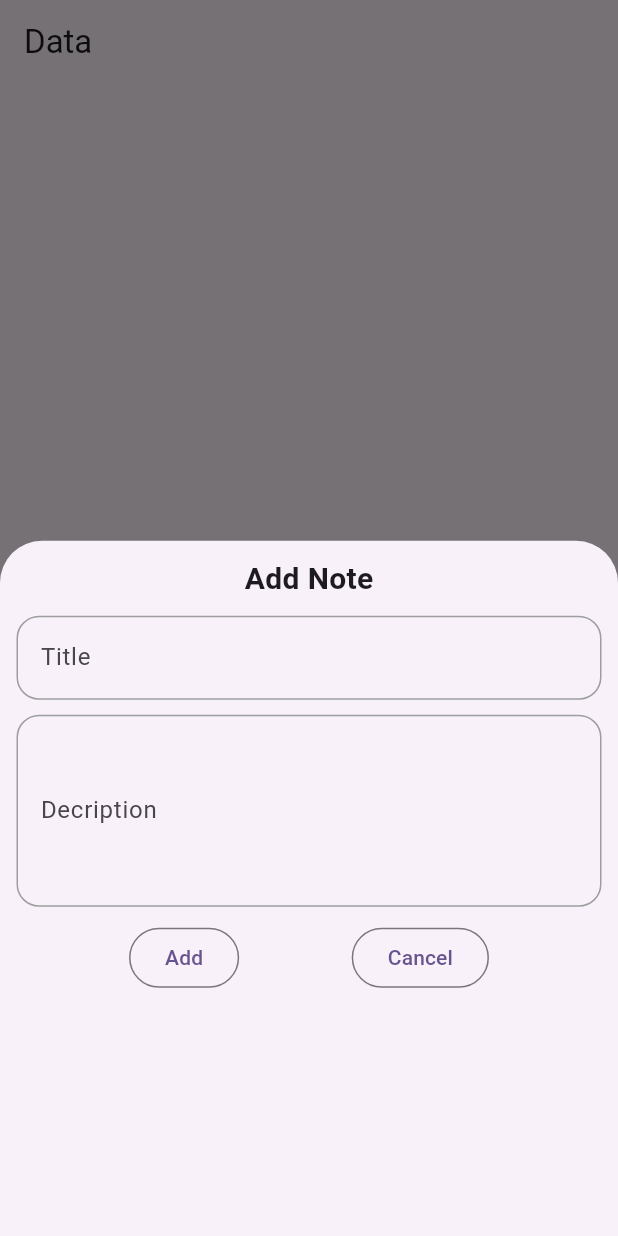
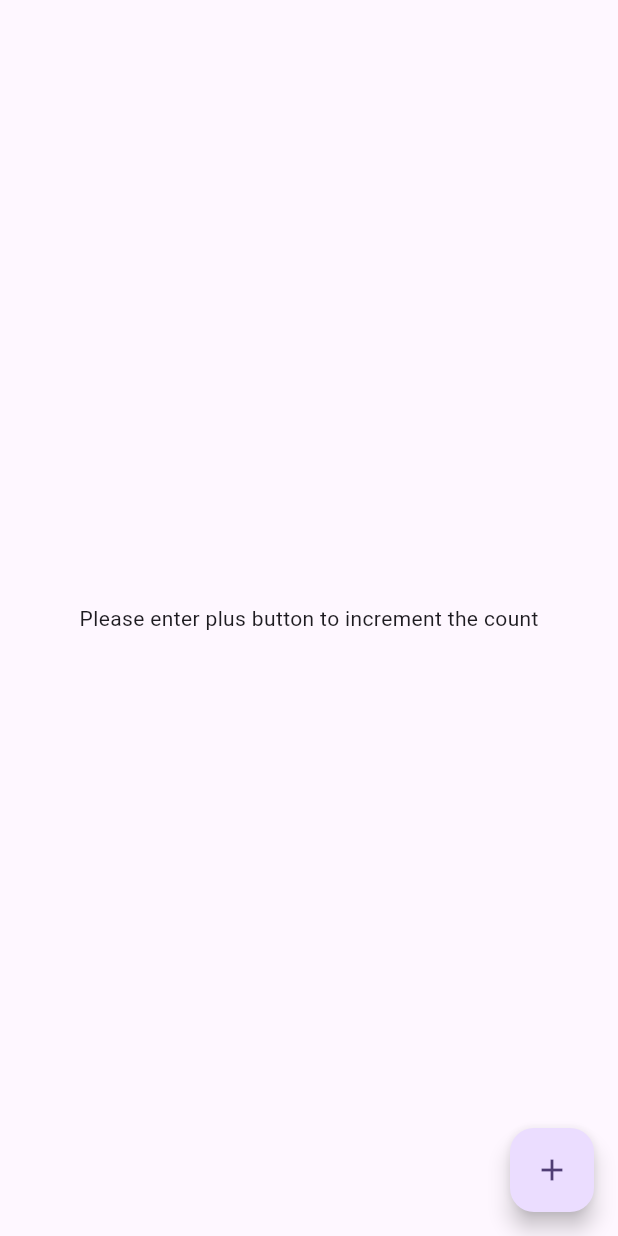
Before and after one commit to Nishan202/practice_application, a Flutter app: the screen it shows after launch, after a tap on the "add" icon, on a phone screen of 412 x 824 dp. Run offline on Flutter 3.47's test engine with Material 3 defaults, Android fonts, the phone set to English and light mode, and no system bars; our stand-ins replace sqflite; accounts and stored records are empty.

Commit message:
state management with provider - first class

```diff
--- /dev/null
+++ b/lib/Screens/count_increment.dart
@@ -0,0 +1,23 @@
+import 'package:flutter/material.dart';
+import 'package:practice_application/state_management/data_provider.dart';
+import 'package:provider/provider.dart';
+
+class CountIncrement extends StatelessWidget {
+  const CountIncrement({super.key});
+
+  @override
+  Widget build(BuildContext context) {
+    return Scaffold(
+      body: Center(
+        // listen / observe / watch
+        child: Text("Please enter plus button to increment the count"),
+      ),
+      floatingActionButton: FloatingActionButton(
+        onPressed: () {
+          Provider.of<DataProvider>(context, listen: false).valueIncrement();
+        },
+        child: const Icon(Icons.add),
+      ),
+    );
+  }
+}
--- /dev/null
+++ b/lib/Screens/counter.dart
@@ -0,0 +1,21 @@
+import 'package:flutter/material.dart';
+import 'package:practice_application/Screens/count_increment.dart';
+import 'package:practice_application/state_management/data_provider.dart';
+import 'package:provider/provider.dart';
+
+class Counter extends StatelessWidget {
+  const Counter({super.key});
+
+  @override
+  Widget build(BuildContext context) {
+    return Scaffold(
+      appBar: AppBar(title: const Text("Counter App"),),
+      body: Center(
+        child: Text("You have pushed the button this many times ${Provider.of<DataProvider>(context).getValue()}"),
+      ),
+      floatingActionButton: FloatingActionButton(onPressed: (){
+        Navigator.push(context, MaterialPageRoute(builder: (context)=> CountIncrement()));
+      }, child: const Icon(Icons.add),),
+    );
+  }
+}
--- a/lib/main.dart
+++ b/lib/main.dart
@@ -1,4 +1,6 @@
 import 'package:flutter/material.dart';
+import 'package:practice_application/Screens/count_increment.dart';
+import 'package:practice_application/Screens/counter.dart';
 import 'package:practice_application/Screens/db_data_fetch.dart';
 import 'package:practice_application/Screens/get_started.dart';
 import 'package:practice_application/Screens/login_screen.dart';
@@ -6,9 +8,11 @@ import 'package:practice_application/Screens/note_home_screen.dart';
 import 'package:practice_application/Screens/registration_screen.dart';
 import 'package:practice_application/Screens/whatsapp_screen.dart';
 import 'package:practice_application/Widgets/modal_bottomsheet.dart';
+import 'package:practice_application/state_management/data_provider.dart';
+import 'package:provider/provider.dart';
 
 void main() {
-  runApp(const MyApp());
+  runApp(ChangeNotifierProvider(create: (context)=> DataProvider(), child: const MyApp(),));
 }
 
 class MyApp extends StatelessWidget {
@@ -24,7 +28,7 @@ class MyApp extends StatelessWidget {
         colorScheme: ColorScheme.fromSeed(seedColor: Colors.deepPurple),
         useMaterial3: true,
       ),
-      home: DbDataFetch(),
+      home: Counter()
     );
   }
 }
--- /dev/null
+++ b/lib/state_management/data_provider.dart
@@ -0,0 +1,17 @@
+import 'package:flutter/material.dart';
+
+class DataProvider extends ChangeNotifier{
+
+  // data
+  int _count = 0; // this variable doesn't access to another class that's why we make this private
+
+  // listen/observe/watch
+  getValue() => _count; // we make this function to access the data though this function
+
+  // events
+  void valueIncrement(){
+    // data changed
+    _count++;
+    notifyListeners();
+  }
+}
--- a/pubspec.yaml
+++ b/pubspec.yaml
@@ -38,6 +38,7 @@ dependencies:
   sqflite: ^2.4.1
   path_provider: ^2.1.5
   path: ^1.9.0
+  provider: ^6.1.2
 
 dev_dependencies:
   flutter_test:
```
Also changed, not shown: lib/Screens/db_data_fetch.dart (+7 -2 lines), pubspec.lock.
